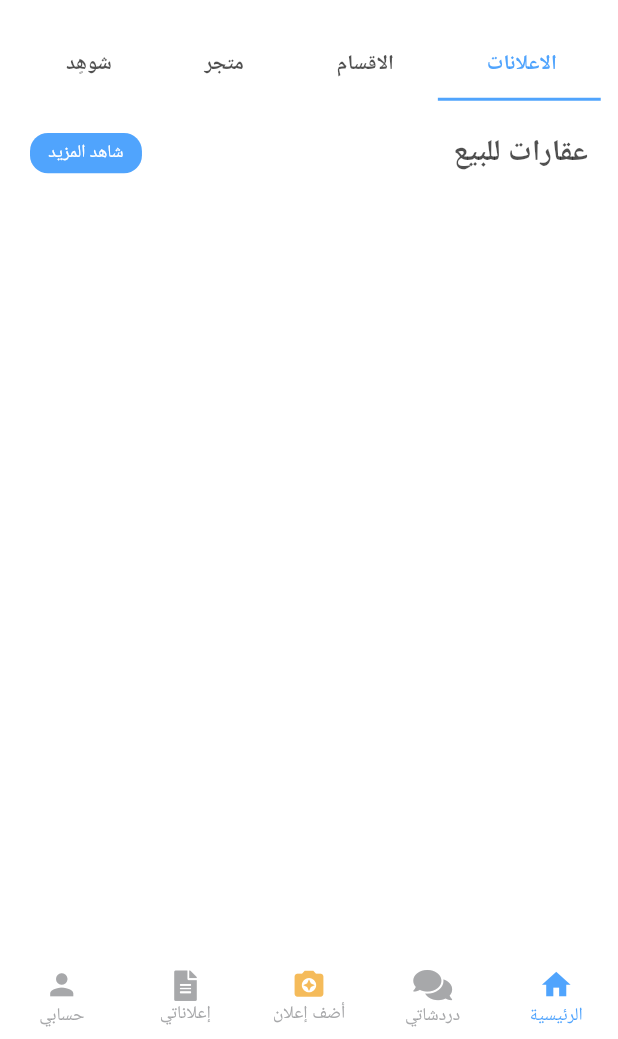
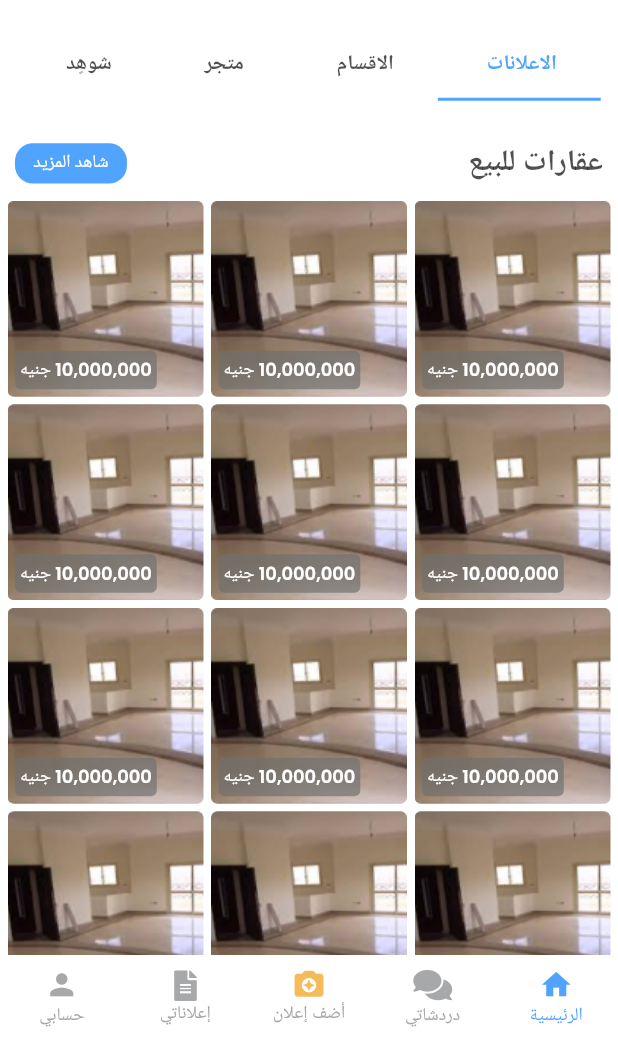
Before and after one commit to MostafaBastawy/Mnjz, a Flutter app: the screen it shows after launch, on a phone screen of 412 x 824 dp, the part 197-1236 px from its top. Run offline on Flutter 3.47's test engine with Material 2 defaults, Android fonts, the phone set to English and light mode, and no system bars; our stand-ins replace bloc, easy_localization, flutter_bloc, flutter_screenutil, font_awesome_flutter; statements that could not run were skipped.

Commit message:
first init

```diff
--- a/lib/modules/bottom_nav_bar/home_screen.dart
+++ b/lib/modules/bottom_nav_bar/home_screen.dart
@@ -201,8 +201,9 @@ class _HomeScreenState extends State<HomeScreen>
                   Container(
                     child: Column(
                       children: [
+                        SizedBox(height: 15.h),
                         Padding(
-                          padding: const EdgeInsets.all(20.0),
+                          padding: const EdgeInsets.all(10.0),
                           child: Row(
                             children: [
                               Text(
@@ -234,6 +235,63 @@ class _HomeScreenState extends State<HomeScreen>
                             ],
                           ),
                         ),
+                        Expanded(
+                          child: GridView.count(
+                            padding: const EdgeInsets.symmetric(horizontal: 5),
+                            physics: const BouncingScrollPhysics(),
+                            shrinkWrap: true,
+                            scrollDirection: Axis.vertical,
+                            crossAxisCount: 3,
+                            mainAxisSpacing: 5.0,
+                            crossAxisSpacing: 5.0,
+                            childAspectRatio: 1 / 1,
+                            children: List.generate(
+                              30,
+                              (index) => Stack(
+                                children: [
+                                  Container(
+                                    height: 134.h,
+                                    width: 134.w,
+                                    decoration: BoxDecoration(
+                                      color: Colors.white,
+                                      borderRadius: BorderRadius.circular(4.r),
+                                      image: const DecorationImage(
+                                        image: AssetImage(
+                                          'assets/images/grid.png',
+                                        ),
+                                        fit: BoxFit.fill,
+                                      ),
+                                    ),
+                                  ),
+                                  Align(
+                                    alignment: AlignmentDirectional.bottomEnd,
+                                    child: Padding(
+                                      padding: const EdgeInsets.all(5.0),
+                                      child: Container(
+                                        width: 95.w,
+                                        height: 23.h,
+                                        decoration: BoxDecoration(
+                                          color: const Color(0xAF707070),
+                                          borderRadius:
+                                              BorderRadius.circular(4.r),
+                                        ),
+                                        child: Center(
+                                          child: Text(
+                                            '10,000,000 جنيه',
+                                            style: TextStyle(
+                                              color: Colors.white,
+                                              fontSize: 12.sp,
+                                            ),
+                                          ),
+                                        ),
+                                      ),
+                                    ),
+                                  ),
+                                ],
+                              ),
+                            ),
+                          ),
+                        ),
                       ],
                     ),
                   ),
```
Also changed, not shown: assets/images/grid.png (added).
